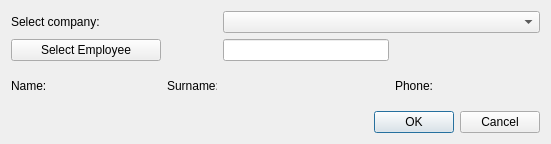
Dalerjon/TheOrmasProejct, file OrmasAdmin/OrmasAdmin/CreateCERDlg.ui: the form before one commit.
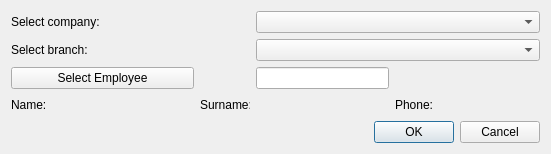
The form after the commit.

The edit to the form file:
```diff
--- a/OrmasAdmin/OrmasAdmin/CreateCERDlg.ui
+++ b/OrmasAdmin/OrmasAdmin/CreateCERDlg.ui
@@ -7,7 +7,7 @@
     <x>0</x>
     <y>0</y>
     <width>551</width>
-    <height>144</height>
+    <height>154</height>
    </rect>
   </property>
   <property name="sizePolicy">
@@ -38,14 +38,17 @@
    <property name="bottomMargin">
     <number>11</number>
    </property>
-   <item row="2" column="4">
-    <widget class="QLabel" name="empPhoneLb">
+   <item row="0" column="0" colspan="2">
+    <widget class="QLabel" name="companyLb">
      <property name="text">
-      <string>Phone:</string>
+      <string>Select company:</string>
      </property>
     </widget>
    </item>
-   <item row="2" column="3">
+   <item row="0" column="3" colspan="3">
+    <widget class="QComboBox" name="companyCmb"/>
+   </item>
+   <item row="3" column="3">
     <widget class="QLabel" name="empSurnamePh">
      <property name="minimumSize">
       <size>
@@ -67,7 +70,7 @@
      </property>
     </widget>
    </item>
-   <item row="2" column="0">
+   <item row="3" column="0">
     <widget class="QLabel" name="empNameLb">
      <property name="minimumSize">
       <size>
@@ -86,29 +89,14 @@
      </property>
     </widget>
    </item>
-   <item row="2" column="1">
-    <widget class="QLabel" name="empNamePh">
-     <property name="minimumSize">
-      <size>
-       <width>100</width>
-       <height>0</height>
-      </size>
-     </property>
-     <property name="font">
-      <font>
-       <family>Times New Roman</family>
-       <pointsize>12</pointsize>
-       <weight>75</weight>
-       <italic>true</italic>
-       <bold>true</bold>
-      </font>
-     </property>
+   <item row="3" column="4">
+    <widget class="QLabel" name="empPhoneLb">
      <property name="text">
-      <string/>
+      <string>Phone:</string>
      </property>
     </widget>
    </item>
-   <item row="2" column="2">
+   <item row="3" column="2">
     <widget class="QLabel" name="empSurnameLb">
      <property name="minimumSize">
       <size>
@@ -127,7 +115,29 @@
      </property>
     </widget>
    </item>
-   <item row="2" column="5">
+   <item row="3" column="1">
+    <widget class="QLabel" name="empNamePh">
+     <property name="minimumSize">
+      <size>
+       <width>100</width>
+       <height>0</height>
+      </size>
+     </property>
+     <property name="font">
+      <font>
+       <family>Times New Roman</family>
+       <pointsize>12</pointsize>
+       <weight>75</weight>
+       <italic>true</italic>
+       <bold>true</bold>
+      </font>
+     </property>
+     <property name="text">
+      <string/>
+     </property>
+    </widget>
+   </item>
+   <item row="3" column="5">
     <widget class="QLabel" name="empPhonePh">
      <property name="minimumSize">
       <size>
@@ -149,7 +159,7 @@
      </property>
     </widget>
    </item>
-   <item row="3" column="0" colspan="6">
+   <item row="4" column="0" colspan="6">
     <layout class="QHBoxLayout" name="horizontalLayout">
      <item>
       <spacer name="horizontalSpacer">
@@ -180,14 +190,14 @@
      </item>
     </layout>
    </item>
-   <item row="1" column="3">
+   <item row="2" column="3">
     <widget class="QLineEdit" name="employeeEdit">
      <property name="readOnly">
       <bool>true</bool>
      </property>
     </widget>
    </item>
-   <item row="1" column="0" colspan="2">
+   <item row="2" column="0" colspan="2">
     <widget class="QPushButton" name="employeeBtn">
      <property name="minimumSize">
       <size>
@@ -200,15 +210,15 @@
      </property>
     </widget>
    </item>
-   <item row="0" column="0" colspan="2">
-    <widget class="QLabel" name="companyLb">
+   <item row="1" column="0">
+    <widget class="QLabel" name="branchLb">
      <property name="text">
-      <string>Select company:</string>
+      <string>Select branch:</string>
      </property>
     </widget>
    </item>
-   <item row="0" column="3" colspan="3">
-    <widget class="QComboBox" name="companyCmb"/>
+   <item row="1" column="3" colspan="3">
+    <widget class="QComboBox" name="branchCmb"/>
    </item>
   </layout>
  </widget>
```
